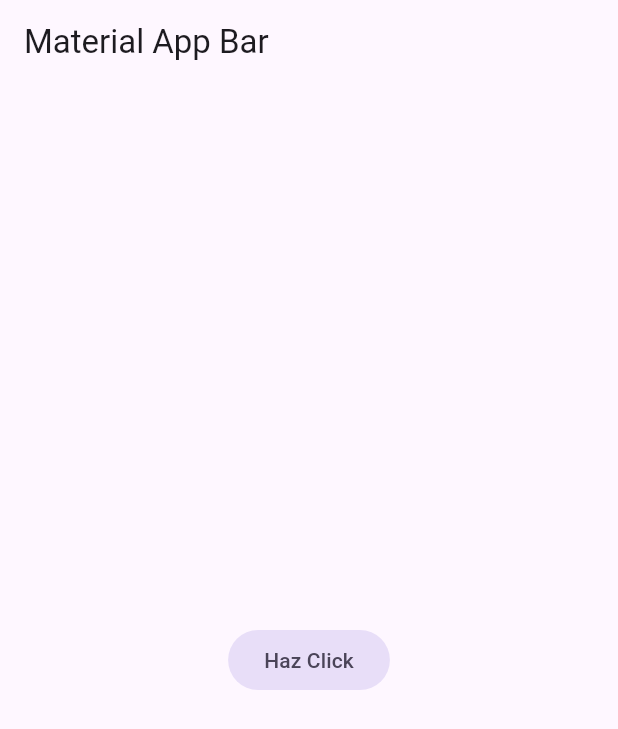
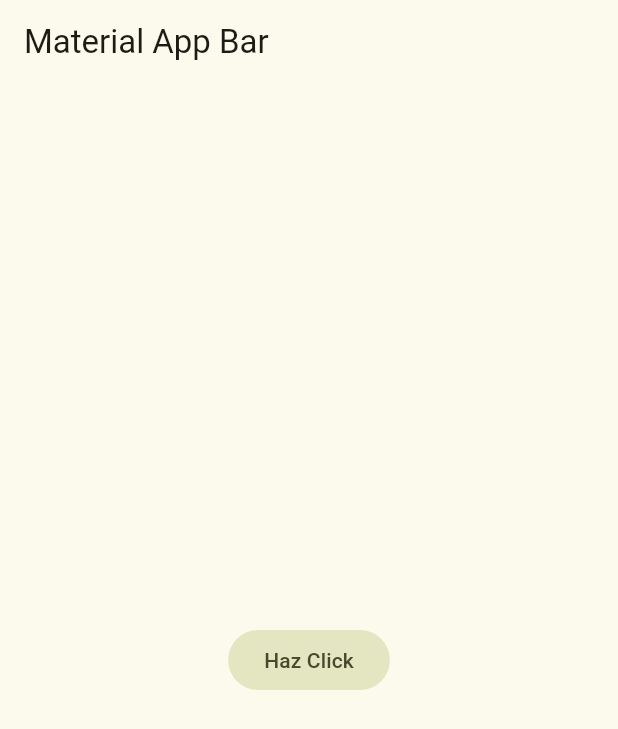
Before and after one commit to elarreglador/Flutter_movil.Yes_No_Maybe, a Flutter app: the screen it shows after launch, on a phone screen of 412 x 824 dp. Shown: the top 729 px of the screen. Run offline on Flutter 3.47's test engine with Material 3 defaults, Android fonts, the phone set to English and light mode, and no system bars.

Commit message:
Estilo global para la app

```diff
--- /dev/null
+++ b/lib/config/theme/app_theme.dart
@@ -0,0 +1,31 @@
+import 'package:flutter/material.dart';
+
+const Color _customColor = Color(0xFF49149F);
+
+const List<Color> _colorThemes = [
+  _customColor,
+  Colors.blue,
+  Colors.teal,
+  Colors.green,
+  Colors.yellow,
+  Colors.lime,
+  Colors.orange,
+  Colors.pink,
+];
+
+class AppTheme {
+  final int selectedColor;
+
+  // CONSTRUCTOR
+  // los asserts son un tipo de gestion de errores
+  AppTheme({this.selectedColor = 0})
+      : assert(selectedColor >= 0 && selectedColor <= _colorThemes.length -1,
+            'Colores deben estar entre 0 y ${_colorThemes.length}');
+
+  ThemeData theme() {
+    return ThemeData(
+      useMaterial3: true,
+      colorSchemeSeed: _colorThemes[selectedColor],
+    );
+  }
+}
--- a/lib/main.dart
+++ b/lib/main.dart
@@ -1,4 +1,5 @@
 import 'package:flutter/material.dart';
+import 'package:ud5_yes_no_maybe/config/theme/app_theme.dart';
 
 void main() => runApp(const MyApp());
 
@@ -10,6 +11,7 @@
     return MaterialApp(
       title: 'Yes No Maybe',
       debugShowCheckedModeBanner: false,
+      theme: AppTheme( selectedColor: 5 ).theme(), //nuestro theme en config/theme/
       home: Scaffold(
         appBar: AppBar(
           title: const Text('Material App Bar'),
```
